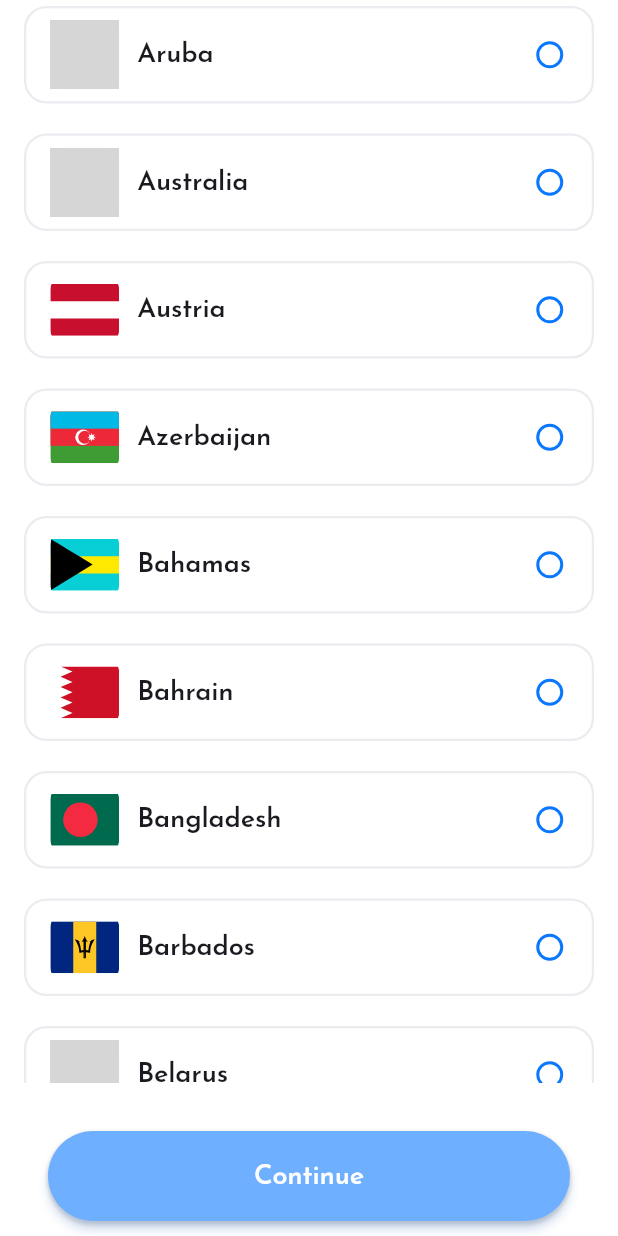
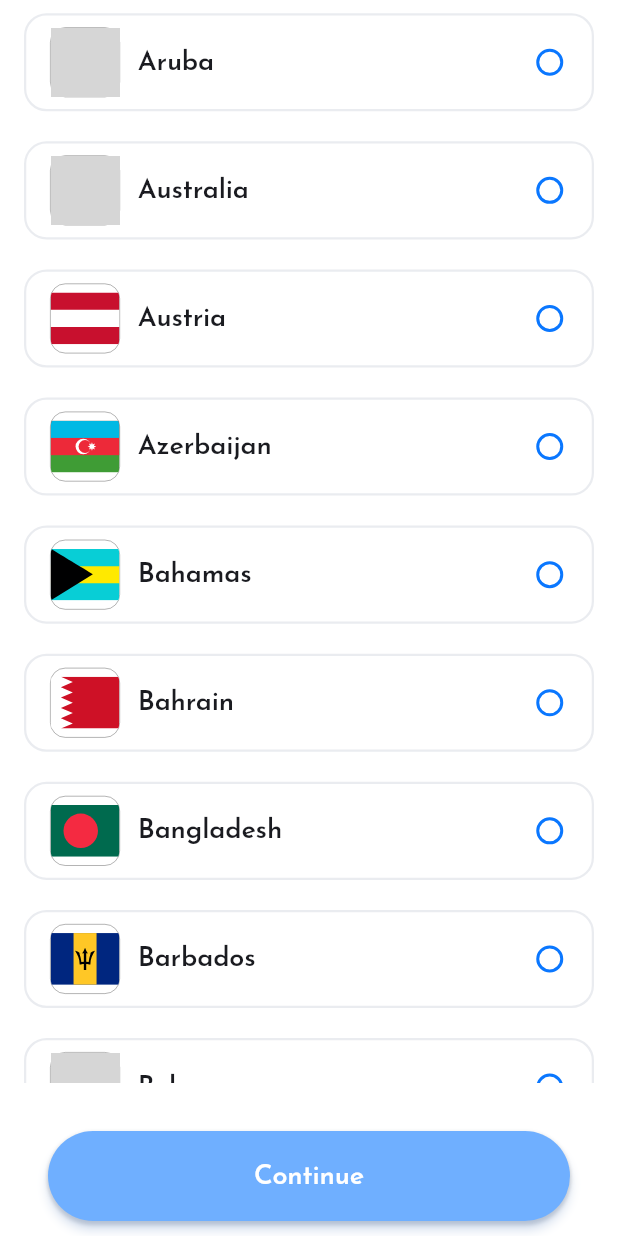
Before and after one commit to Masayoshl/jobs, a Flutter app: the screen it shows after launch, scrolled down 1152 dp, on a phone screen of 412 x 824 dp. Run offline on Flutter 3.47's test engine with Material 3 defaults, Android fonts, the phone set to English and light mode, and no system bars; our stand-ins replace flutter_secure_storage, flutter_svg, pinput, speech_to_text; grey boxes are pictures that could not be loaded.

Commit message:
stabilize micro

```diff
--- a/lib/UI/screens/profile_setup/select_country/select_country_view_model.dart
+++ b/lib/UI/screens/profile_setup/select_country/select_country_view_model.dart
@@ -59,7 +59,7 @@ class SelectCountryState {
 class SelectCountryViewModel extends ChangeNotifier {
   SelectCountryState _state;
   var _searchDebouncer = Timer(const Duration(milliseconds: 300), () {});
-  final SpeechService _speechService = SpeechService();
+  final SpeechService _speechService = SpeechService(); // Добавляем сервис
   StreamSubscription? _speechSubscription;
   StreamSubscription? _listeningStatusSubscription;
 
@@ -78,18 +78,22 @@ class SelectCountryViewModel extends ChangeNotifier {
   Future<void> _initializeSpeechService() async {
     await _speechService.initialize();
 
+    // Подписываемся на результаты распознавания
     _speechSubscription = _speechService.textStream.listen((text) {
+      // Обновляем текст в контроллере
       _state.searchController.text = text;
-
+      // Вызываем поиск
       onSearchQueryChanged(text);
     });
 
+    // Подписываемся на статус прослушивания
     _listeningStatusSubscription =
         _speechService.isListeningStream.listen((isListening) {
       _updateState(isListening: isListening);
     });
   }
 
+  // Обработка нажатия на кнопку микрофона
   Future<void> toggleListening() async {
     try {
       if (_state.isListening) {
@@ -183,7 +187,7 @@ class SelectCountryViewModel extends ChangeNotifier {
     _speechSubscription?.cancel();
     _listeningStatusSubscription?.cancel();
     _speechService.dispose();
+    _state.searchController.dispose();
     super.dispose();
-    _state.searchController.dispose();
   }
 }
--- a/lib/UI/screens/profile_setup/select_country/widgets/country_tile.dart
+++ b/lib/UI/screens/profile_setup/select_country/widgets/country_tile.dart
@@ -38,13 +38,18 @@ class CountryTile extends StatelessWidget {
             child: Row(
               children: [
                 const SizedBox(width: 16),
-                ClipRRect(
+                Container(
+                  decoration: BoxDecoration(
+                      border: Border.all(width: 0.2),
+                      borderRadius: BorderRadius.circular(10)),
+                  child: ClipRRect(
                     borderRadius: BorderRadius.circular(10),
                     child: SvgPicture.asset(
                       country.flag4x3,
                       width: 46,
                       height: 46,
                       fit: BoxFit.contain,
+                    ),
                   ),
                 ),
                 const SizedBox(width: 12),
```
Also changed, not shown: lib/UI/screens/profile_setup/select_country/select_country_screen.dart (+10 -6 lines). Lines whose indentation alone changed are shown as unchanged.
